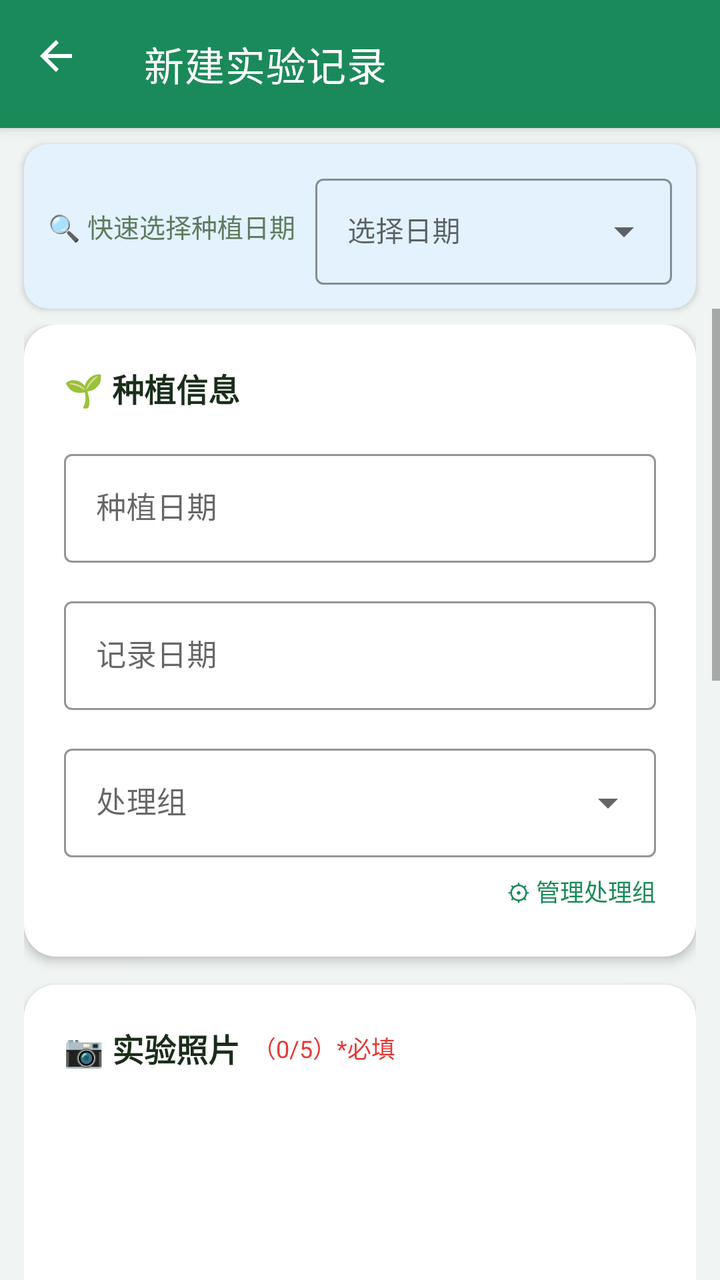
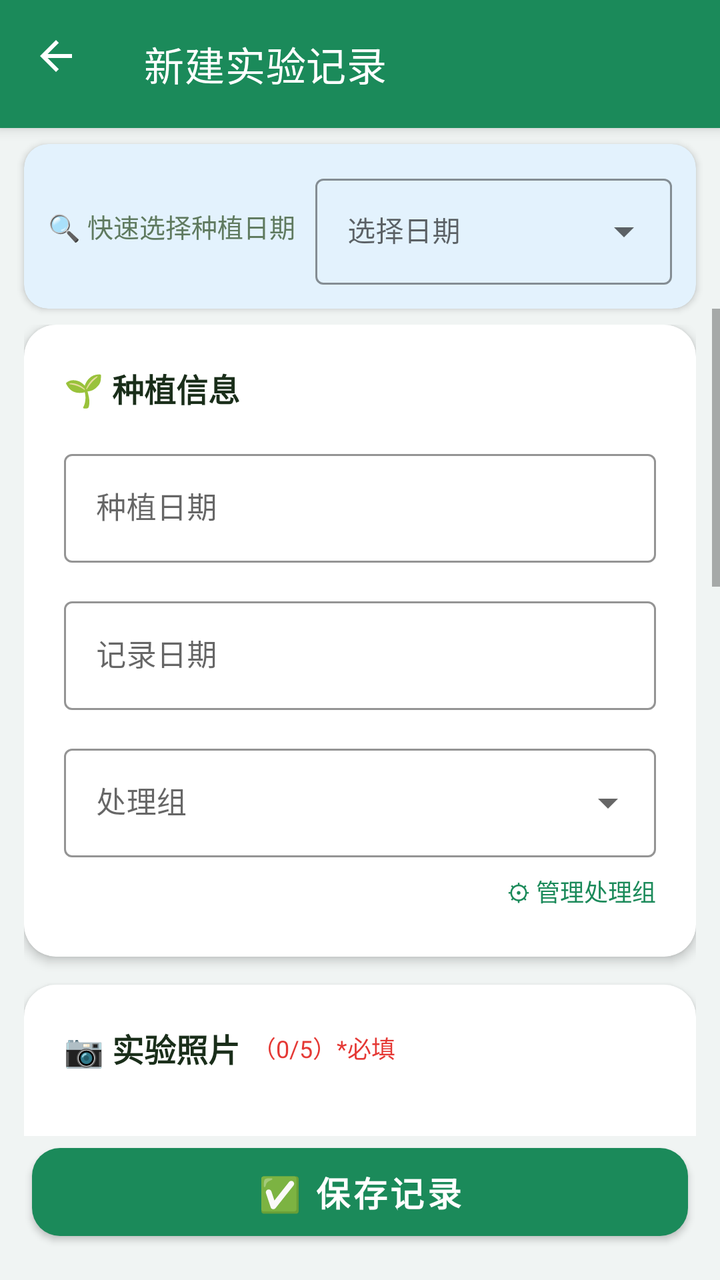

The first picture is an Android layout as it rendered before a commit; the second is the same layout after the commit. The layout source and the unified diff follow.
<!-- AndroidManifest.xml: application theme Theme.MicrobeRecorder -->
<!-- res/layout/activity_add_record.xml -->
<?xml version="1.0" encoding="utf-8"?>
<androidx.constraintlayout.widget.ConstraintLayout
    xmlns:android="http://schemas.android.com/apk/res/android"
    xmlns:app="http://schemas.android.com/apk/res-auto"
    xmlns:tools="http://schemas.android.com/tools"
    android:layout_width="match_parent"
    android:layout_height="match_parent"
    android:background="@color/background"
    tools:context=".AddRecordActivity">

    <com.google.android.material.appbar.MaterialToolbar
        android:id="@+id/toolbar"
        android:layout_width="0dp"
        android:layout_height="64dp"
        android:background="@color/primary"
        android:elevation="4dp"
        app:title="新建实验记录"
        app:titleTextColor="@color/white"
        app:navigationIcon="@drawable/ic_back"
        app:navigationIconTint="@color/white"
        app:layout_constraintTop_toTopOf="parent"
        app:layout_constraintStart_toStartOf="parent"
        app:layout_constraintEnd_toEndOf="parent" />

    
    <com.google.android.material.card.MaterialCardView
        android:id="@+id/cardFilterBar"
        android:layout_width="0dp"
        android:layout_height="wrap_content"
        android:layout_marginStart="12dp"
        android:layout_marginEnd="12dp"
        android:layout_marginTop="8dp"
        app:cardCornerRadius="12dp"
        app:cardElevation="2dp"
        app:cardBackgroundColor="@color/info_light"
        app:layout_constraintTop_toBottomOf="@id/toolbar"
        app:layout_constraintStart_toStartOf="parent"
        app:layout_constraintEnd_toEndOf="parent">

        <LinearLayout
            android:layout_width="match_parent"
            android:layout_height="wrap_content"
            android:orientation="horizontal"
            android:gravity="center_vertical"
            android:padding="12dp">

            <TextView
                android:layout_width="wrap_content"
                android:layout_height="wrap_content"
                android:text="🔍 快速选择种植日期"
                android:textSize="13sp"
                android:textColor="@color/text_secondary"
                android:layout_marginEnd="10dp" />

            <com.google.android.material.textfield.TextInputLayout
                android:layout_width="0dp"
                android:layout_height="wrap_content"
                android:layout_weight="1"
                android:hint="选择日期"
                app:boxStrokeColor="@color/primary"
                app:hintTextColor="@color/primary"
                app:endIconMode="dropdown_menu"
                style="@style/Widget.MaterialComponents.TextInputLayout.OutlinedBox.ExposedDropdownMenu">

                <AutoCompleteTextView
                    android:id="@+id/actvFilterDate"
                    android:layout_width="match_parent"
                    android:layout_height="wrap_content"
                    android:inputType="text"
                    android:textSize="14sp"
                    android:maxLines="1" />

            </com.google.android.material.textfield.TextInputLayout>

        </LinearLayout>

    </com.google.android.material.card.MaterialCardView>

    <ScrollView
        android:layout_width="0dp"
        android:layout_height="0dp"
        android:fillViewport="true"
        android:overScrollMode="never"
        app:layout_constraintTop_toBottomOf="@id/cardFilterBar"
        app:layout_constraintBottom_toBottomOf="parent"
        app:layout_constraintStart_toStartOf="parent"
        app:layout_constraintEnd_toEndOf="parent">

        <LinearLayout
            android:layout_width="match_parent"
            android:layout_height="wrap_content"
            android:orientation="vertical"
            android:paddingStart="12dp"
            android:paddingEnd="12dp"
            android:paddingTop="8dp"
            android:paddingBottom="20dp">

            
            <com.google.android.material.card.MaterialCardView
                android:layout_width="match_parent"
                android:layout_height="wrap_content"
                android:layout_marginBottom="14dp"
                app:cardCornerRadius="16dp"
                app:cardElevation="3dp"
                app:cardBackgroundColor="@color/surface">

                <LinearLayout
                    android:layout_width="match_parent"
                    android:layout_height="wrap_content"
                    android:orientation="vertical"
                    android:padding="20dp">

                    <TextView
                        android:layout_width="wrap_content"
                        android:layout_height="wrap_content"
                        android:text="🌱 种植信息"
                        android:textSize="16sp"
                        android:textStyle="bold"
                        android:textColor="@color/text_primary"
                        android:layout_marginBottom="16dp" />

                    
                    <com.google.android.material.textfield.TextInputLayout
                        android:layout_width="match_parent"
                        android:layout_height="wrap_content"
                        android:layout_marginBottom="14dp"
                        android:hint="种植日期"
                        app:boxStrokeColor="@color/primary"
                        app:hintTextColor="@color/primary"
                        app:endIconMode="custom"
                        style="@style/Widget.MaterialComponents.TextInputLayout.OutlinedBox">

                        <com.google.android.material.textfield.TextInputEditText
                            android:id="@+id/etPlantingDate"
                            android:layout_width="match_parent"
                            android:layout_height="wrap_content"
                            android:focusable="false"
                            android:clickable="true"
                            android:textSize="15sp" />

                    </com.google.android.material.textfield.TextInputLayout>

                    
                    <com.google.android.material.textfield.TextInputLayout
                        android:layout_width="match_parent"
                        android:layout_height="wrap_content"
                        android:layout_marginBottom="14dp"
                        android:hint="记录日期"
                        app:boxStrokeColor="@color/primary"
                        app:hintTextColor="@color/primary"
                        app:endIconMode="custom"
                        style="@style/Widget.MaterialComponents.TextInputLayout.OutlinedBox">

                        <com.google.android.material.textfield.TextInputEditText
                            android:id="@+id/etCreationDate"
                            android:layout_width="match_parent"
                            android:layout_height="wrap_content"
                            android:focusable="false"
                            android:clickable="true"
                            android:textSize="15sp" />

                    </com.google.android.material.textfield.TextInputLayout>

                    
                    <com.google.android.material.textfield.TextInputLayout
                        android:layout_width="match_parent"
                        android:layout_height="wrap_content"
                        android:layout_marginBottom="6dp"
                        android:hint="处理组"
                        app:boxStrokeColor="@color/primary"
                        app:hintTextColor="@color/primary"
                        app:endIconMode="dropdown_menu"
                        style="@style/Widget.MaterialComponents.TextInputLayout.OutlinedBox.ExposedDropdownMenu">

                        <AutoCompleteTextView
                            android:id="@+id/actvTreatmentGroup"
                            android:layout_width="match_parent"
                            android:layout_height="wrap_content"
                            android:inputType="text"
                            android:textSize="15sp"
                            android:maxLines="1" />

                    </com.google.android.material.textfield.TextInputLayout>

                    <TextView
                        android:id="@+id/tvManageGroups"
                        android:layout_width="wrap_content"
                        android:layout_height="wrap_content"
                        android:layout_gravity="end"
                        android:text="⚙ 管理处理组"
                        android:textSize="12sp"
                        android:textColor="@color/primary"
                        android:paddingTop="2dp"
                        android:paddingBottom="4dp" />

                </LinearLayout>

            </com.google.android.material.card.MaterialCardView>

            
            <com.google.android.material.card.MaterialCardView
                android:id="@+id/cardYesterdayRef"
                android:layout_width="match_parent"
                android:layout_height="wrap_content"
                android:layout_marginBottom="14dp"
                android:visibility="gone"
                app:cardCornerRadius="16dp"
                app:cardElevation="2dp"
                app:cardBackgroundColor="@color/info_light">

                <LinearLayout
                    android:layout_width="match_parent"
                    android:layout_height="wrap_content"
                    android:orientation="vertical"
                    android:padding="16dp">

                    <TextView
                        android:layout_width="wrap_content"
                        android:layout_height="wrap_content"
                        android:text="📌 上次实验参照"
                        android:textSize="14sp"
                        android:textStyle="bold"
                        android:textColor="@color/info"
                        android:layout_marginBottom="8dp" />

                    <TextView
                        android:id="@+id/tvYesterdayRef"
                        android:layout_width="match_parent"
                        android:layout_height="wrap_content"
                        android:textSize="13sp"
                        android:textColor="@color/text_primary" />

                    <androidx.recyclerview.widget.RecyclerView
                        android:id="@+id/rvYesterdayPhotos"
                        android:layout_width="match_parent"
                        android:layout_height="wrap_content"
                        android:layout_marginTop="8dp" />

                </LinearLayout>

            </com.google.android.material.card.MaterialCardView>

            
            <com.google.android.material.card.MaterialCardView
                android:layout_width="match_parent"
                android:layout_height="wrap_content"
                android:layout_marginBottom="14dp"
                app:cardCornerRadius="16dp"
                app:cardElevation="3dp"
                app:cardBackgroundColor="@color/surface">

                <LinearLayout
                    android:layout_width="match_parent"
                    android:layout_height="wrap_content"
                    android:orientation="vertical"
                    android:padding="20dp">

                    <LinearLayout
                        android:layout_width="match_parent"
                        android:layout_height="wrap_content"
                        android:orientation="horizontal"
                        android:gravity="center_vertical"
                        android:layout_marginBottom="12dp">

                        <TextView
                            android:layout_width="wrap_content"
                            android:layout_height="wrap_content"
                            android:text="📷 实验照片"
                            android:textSize="16sp"
                            android:textStyle="bold"
                            android:textColor="@color/text_primary" />

                        <TextView
                            android:id="@+id/tvPhotoCount"
                            android:layout_width="wrap_content"
                            android:layout_height="wrap_content"
                            android:text="  （0/5）*必填"
                            android:textSize="12sp"
                            android:textColor="@color/error" />

                    </LinearLayout>

                    <androidx.recyclerview.widget.RecyclerView
                        android:id="@+id/rvPhotos"
                        android:layout_width="match_parent"
                        android:layout_height="wrap_content"
                        android:layout_marginBottom="12dp"
                        android:minHeight="100dp" />

                    <LinearLayout
                        android:layout_width="match_parent"
                        android:layout_height="wrap_content"
                        android:orientation="horizontal">

                        <com.google.android.material.button.MaterialButton
                            android:id="@+id/btnTakePhoto"
                            style="@style/Widget.MaterialComponents.Button.OutlinedButton"
                            android:layout_width="0dp"
                            android:layout_height="48dp"
                            android:layout_weight="1"
                            android:layout_marginEnd="6dp"
                            android:text="📷 拍照"
                            android:textSize="13sp"
                            app:cornerRadius="12dp"
                            app:strokeColor="@color/primary"
                            app:strokeWidth="1.5dp"
                            android:textColor="@color/primary" />

                        <com.google.android.material.button.MaterialButton
                            android:id="@+id/btnPickImage"
                            style="@style/Widget.MaterialComponents.Button.OutlinedButton"
                            android:layout_width="0dp"
                            android:layout_height="48dp"
                            android:layout_weight="1"
                            android:layout_marginStart="6dp"
                            android:text="🖼️ 相册"
                            android:textSize="13sp"
                            app:cornerRadius="12dp"
                            app:strokeColor="@color/accent"
                            app:strokeWidth="1.5dp"
                            android:textColor="@color/accent" />

                    </LinearLayout>

                </LinearLayout>

            </com.google.android.material.card.MaterialCardView>

            
            <com.google.android.material.card.MaterialCardView
                android:layout_width="match_parent"
                android:layout_height="wrap_content"
                android:layout_marginBottom="14dp"
                app:cardCornerRadius="16dp"
                app:cardElevation="3dp"
                app:cardBackgroundColor="@color/surface">

                <LinearLayout
                    android:layout_width="match_parent"
                    android:layout_height="wrap_content"
                    android:orientation="vertical"
                    android:padding="20dp">

                    <TextView
                        android:layout_width="wrap_content"
                        android:layout_height="wrap_content"
                        android:text="🔬 观察记录"
                        android:textSize="16sp"
                        android:textStyle="bold"
                        android:textColor="@color/text_primary"
                        android:layout_marginBottom="14dp" />

                    <com.google.android.material.textfield.TextInputLayout
                        android:layout_width="match_parent"
                        android:layout_height="wrap_content"
                        android:hint="观察结果与实验描述"
                        app:boxStrokeColor="@color/primary"
                        app:hintTextColor="@color/primary"
                        style="@style/Widget.MaterialComponents.TextInputLayout.OutlinedBox">

                        <com.google.android.material.textfield.TextInputEditText
                            android:id="@+id/etObservation"
                            android:layout_width="match_parent"
                            android:layout_height="wrap_content"
                            android:minLines="4"
                            android:maxLines="8"
                            android:inputType="textMultiLine"
                            android:gravity="top"
                            android:textSize="15sp" />

                    </com.google.android.material.textfield.TextInputLayout>

                    
                    <com.google.android.material.button.MaterialButton
                        android:id="@+id/btnVoiceInput"
                        style="@style/Widget.MaterialComponents.Button.OutlinedButton"
                        android:layout_width="match_parent"
                        android:layout_height="44dp"
                        android:layout_marginTop="10dp"
                        android:text="🎤 语音输入"
                        android:textSize="13sp"
                        app:cornerRadius="10dp"
                        app:strokeColor="@color/accent"
                        app:strokeWidth="1.5dp"
                        android:textColor="@color/accent" />

                    <TextView
                        android:id="@+id/tvVoiceStatus"
                        android:layout_width="match_parent"
                        android:layout_height="wrap_content"
                        android:layout_marginTop="4dp"
                        android:textSize="12sp"
                        android:textColor="@color/accent"
                        android:gravity="center"
                        android:visibility="gone" />

                </LinearLayout>

            </com.google.android.material.card.MaterialCardView>

            
            <com.google.android.material.card.MaterialCardView
                android:layout_width="match_parent"
                android:layout_height="wrap_content"
                android:layout_marginBottom="14dp"
                app:cardCornerRadius="16dp"
                app:cardElevation="3dp"
                app:cardBackgroundColor="@color/surface">

                <LinearLayout
                    android:layout_width="match_parent"
                    android:layout_height="wrap_content"
                    android:orientation="vertical"
                    android:padding="20dp">

                    <TextView
                        android:layout_width="wrap_content"
                        android:layout_height="wrap_content"
                        android:text="📝 备注/调整"
                        android:textSize="16sp"
                        android:textStyle="bold"
                        android:textColor="@color/text_primary"
                        android:layout_marginBottom="14dp" />

                    <com.google.android.material.textfield.TextInputLayout
                        android:layout_width="match_parent"
                        android:layout_height="wrap_content"
                        android:hint="备注与调整事项（选填）"
                        app:boxStrokeColor="@color/primary"
                        app:hintTextColor="@color/primary"
                        style="@style/Widget.MaterialComponents.TextInputLayout.OutlinedBox">

                        <com.google.android.material.textfield.TextInputEditText
                            android:id="@+id/etNotes"
                            android:layout_width="match_parent"
                            android:layout_height="wrap_content"
                            android:minLines="2"
                            android:maxLines="4"
                            android:inputType="textMultiLine"
                            android:gravity="top"
                            android:textSize="15sp" />

                    </com.google.android.material.textfield.TextInputLayout>

                </LinearLayout>

            </com.google.android.material.card.MaterialCardView>

            
            <com.google.android.material.card.MaterialCardView
                android:layout_width="match_parent"
                android:layout_height="wrap_content"
                android:layout_marginBottom="14dp"
                app:cardCornerRadius="16dp"
                app:cardElevation="3dp"
                app:cardBackgroundColor="@color/surface">

                <LinearLayout
                    android:layout_width="match_parent"
                    android:layout_height="wrap_content"
                    android:orientation="vertical"
                    android:padding="20dp">

                    <TextView
                        android:layout_width="wrap_content"
                        android:layout_height="wrap_content"
                        android:text="🎙️ 实验录音（选填）"
                        android:textSize="16sp"
                        android:textStyle="bold"
                        android:textColor="@color/text_primary"
                        android:layout_marginBottom="12dp" />

                    <LinearLayout
                        android:id="@+id/layoutRecording"
                        android:layout_width="match_parent"
                        android:layout_height="wrap_content"
                        android:orientation="horizontal"
                        android:gravity="center_vertical"
                        android:layout_marginBottom="8dp"
                        android:visibility="gone">

                        <View
                            android:layout_width="10dp"
                            android:layout_height="10dp"
                            android:background="@color/error" />

                        <TextView
                            android:id="@+id/tvRecordingTime"
                            android:layout_width="wrap_content"
                            android:layout_height="wrap_content"
                            android:layout_marginStart="8dp"
                            android:text="录音中..."
                            android:textSize="14sp"
                            android:textColor="@color/error"
                            android:textStyle="bold" />

                    </LinearLayout>

                    <TextView
                        android:id="@+id/tvAudioInfo"
                        android:layout_width="match_parent"
                        android:layout_height="wrap_content"
                        android:layout_marginBottom="8dp"
                        android:textSize="12sp"
                        android:textColor="@color/text_secondary"
                        android:visibility="gone" />

                    <com.google.android.material.button.MaterialButton
                        android:id="@+id/btnRecord"
                        style="@style/Widget.MaterialComponents.Button.OutlinedButton"
                        android:layout_width="match_parent"
                        android:layout_height="48dp"
                        android:text="🎙️ 开始录音"
                        android:textSize="14sp"
                        app:cornerRadius="12dp"
                        app:strokeColor="@color/error"
                        app:strokeWidth="1.5dp"
                        android:textColor="@color/error" />

                </LinearLayout>

            </com.google.android.material.card.MaterialCardView>

            
            <com.google.android.material.button.MaterialButton
                android:id="@+id/btnSave"
                android:layout_width="match_parent"
                android:layout_height="56dp"
                android:layout_marginTop="8dp"
                android:layout_marginBottom="32dp"
                android:text="✅ 保存记录"
                android:textSize="17sp"
                android:textStyle="bold"
                app:cornerRadius="14dp"
                app:backgroundTint="@color/primary"
                app:elevation="6dp" />

        </LinearLayout>

    </ScrollView>

</androidx.constraintlayout.widget.ConstraintLayout>
<!-- resources referenced by this layout -->
<resources>
  <color name="accent">#FF7043</color>
  <color name="background">#F0F4F3</color>
  <color name="error">#E53935</color>
  <color name="info">#1E88E5</color>
  <color name="info_light">#E3F2FD</color>
  <color name="primary">#1B8A5A</color>
  <color name="surface">#FFFFFF</color>
  <color name="text_primary">#1A2E1A</color>
  <color name="text_secondary">#5F7A5F</color>
  <color name="white">#FFFFFFFF</color>
  <!-- drawable ic_back (drawable) -->
  <vector xmlns:android="http://schemas.android.com/apk/res/android"
      android:width="24dp"
      android:height="24dp"
      android:viewportWidth="24"
      android:viewportHeight="24"
      android:tint="#FFFFFF">
      <path
          android:fillColor="@android:color/white"
          android:pathData="M20,11H7.83l5.59,-5.59L12,4l-8,8 8,8 1.41,-1.41L7.83,13H20v-2z"/>
  </vector>
  <style name="Theme.MicrobeRecorder" parent="Theme.MaterialComponents.DayNight.NoActionBar">
          <item name="colorPrimary">@color/primary</item>
          <item name="colorPrimaryVariant">@color/primary_dark</item>
          <item name="colorOnPrimary">@color/white</item>
          <item name="colorSecondary">@color/accent</item>
          <item name="colorSecondaryVariant">@color/accent</item>
          <item name="colorOnSecondary">@color/white</item>
          <item name="android:statusBarColor" tools:targetApi="l">@color/primary_dark</item>
          <item name="android:windowBackground">@color/background</item>
          <item name="android:navigationBarColor">@color/surface</item>
      </style>
  <color name="primary_dark">#0D6B3F</color>
</resources>

<!-- the commit's change to res/layout/activity_add_record.xml (unified diff, before → after) -->
@@ -81,8 +81,9 @@
         android:layout_height="0dp"
         android:fillViewport="true"
         android:overScrollMode="never"
+        android:clipToPadding="false"
         app:layout_constraintTop_toBottomOf="@id/cardFilterBar"
-        app:layout_constraintBottom_toBottomOf="parent"
+        app:layout_constraintBottom_toTopOf="@id/btnSave"
         app:layout_constraintStart_toStartOf="parent"
         app:layout_constraintEnd_toEndOf="parent">
 
@@ -93,7 +94,7 @@
             android:paddingStart="12dp"
             android:paddingEnd="12dp"
             android:paddingTop="8dp"
-            android:paddingBottom="20dp">
+            android:paddingBottom="80dp">
 
             
             <com.google.android.material.card.MaterialCardView
@@ -521,22 +522,26 @@
 
             </com.google.android.material.card.MaterialCardView>
 
-            
-            <com.google.android.material.button.MaterialButton
-                android:id="@+id/btnSave"
-                android:layout_width="match_parent"
-                android:layout_height="56dp"
-                android:layout_marginTop="8dp"
-                android:layout_marginBottom="32dp"
-                android:text="✅ 保存记录"
-                android:textSize="17sp"
-                android:textStyle="bold"
-                app:cornerRadius="14dp"
-                app:backgroundTint="@color/primary"
-                app:elevation="6dp" />
-
         </LinearLayout>
 
     </ScrollView>
 
+    
+    <com.google.android.material.button.MaterialButton
+        android:id="@+id/btnSave"
+        android:layout_width="0dp"
+        android:layout_height="56dp"
+        android:layout_marginStart="16dp"
+        android:layout_marginEnd="16dp"
+        android:layout_marginBottom="16dp"
+        android:text="✅ 保存记录"
+        android:textSize="17sp"
+        android:textStyle="bold"
+        app:cornerRadius="14dp"
+        app:backgroundTint="@color/primary"
+        app:elevation="8dp"
+        app:layout_constraintBottom_toBottomOf="parent"
+        app:layout_constraintStart_toStartOf="parent"
+        app:layout_constraintEnd_toEndOf="parent" />
+
 </androidx.constraintlayout.widget.ConstraintLayout>
